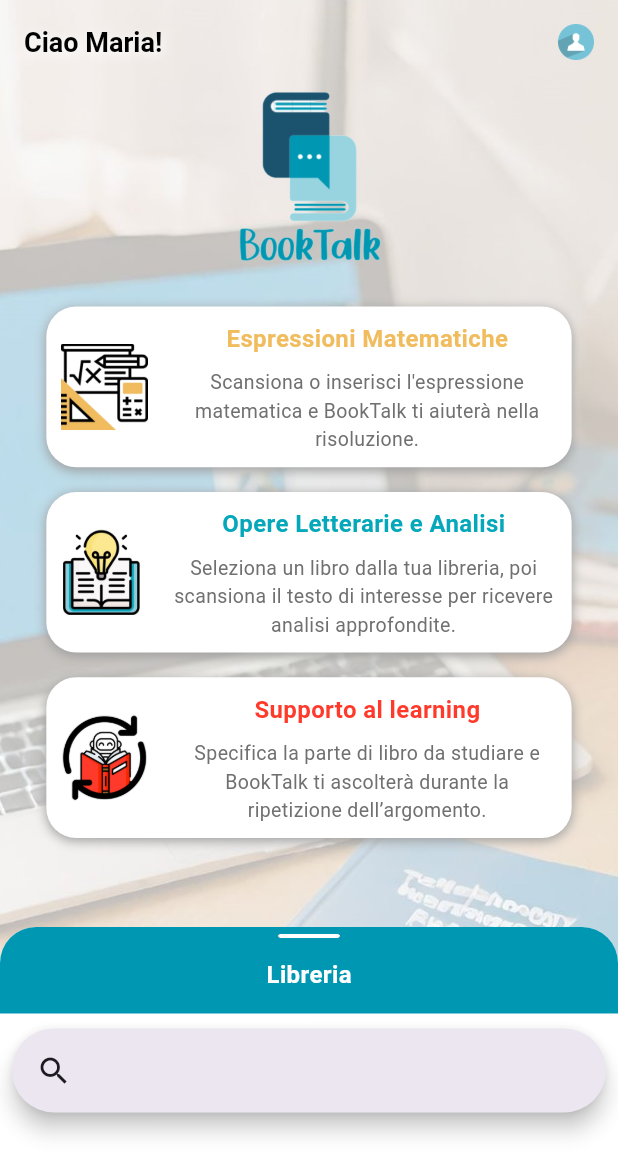
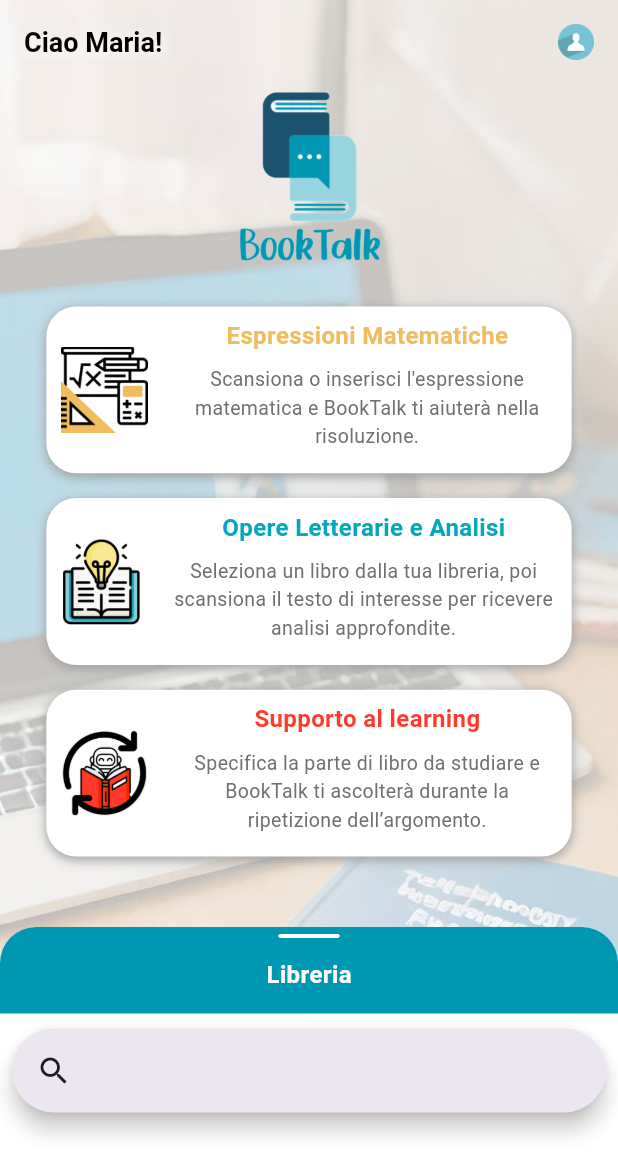
Before and after one commit to NapMarta/booktalk_app, a Flutter app: the HomepageResponsitive screen opened directly, on a phone screen of 412 x 824 dp. Shown: the top 1175 px of the screen. Run offline on Flutter 3.47's test engine with Material 3 defaults, Android fonts, the phone set to English and light mode, and no system bars; drawn by our look-alikes of auto_size_text, sliding_up_panel; our stand-ins replace fl_chart, image_picker.

Commit message:
Cambiamenti nelle statistiche

```diff
--- a/lib/homepageResponsive.dart
+++ b/lib/homepageResponsive.dart
@@ -180,7 +180,7 @@ Widget _buildFeatureCard(String iconPath, String title, String description, Void
     onTap: onPressed,
     child: Container(
       width: width * 0.85,
-      height: height * 0.13,
+      height: height * 0.135,
       decoration: BoxDecoration(
         color: Colors.white,
         borderRadius: BorderRadius.circular(20),
@@ -205,7 +205,7 @@ Widget _buildFeatureCard(String iconPath, String title, String description, Void
           ),
           Expanded(
             child: Padding(
-              padding: const EdgeInsets.all(10),
+              padding: const EdgeInsets.only(top: 8, left: 10, right: 10),
               child: Column(
                 crossAxisAlignment: CrossAxisAlignment.start,
                 children: [
@@ -232,7 +232,7 @@ Widget _buildFeatureCard(String iconPath, String title, String description, Void
                       color: Color.fromARGB(255, 112, 112, 112),
                     ),
                     textAlign: TextAlign.center,
-                    minFontSize: 12,
+                    minFontSize: 8,
                     maxLines: 3,
                   ),
                 ],
--- a/lib/statistiche.dart
+++ b/lib/statistiche.dart
@@ -53,7 +53,7 @@ class _StatisticheState extends State<Statistiche> {
           SizedBox(height: 10,),
           Text(
                 "Libro più utilizzato",
-                style: TextStyle(fontSize: size(mediaQueryData.size.width, mediaQueryData.size.height, 18), fontWeight: FontWeight.bold),
+                style: TextStyle(fontSize: size(mediaQueryData.size.width, mediaQueryData.size.height, 20), fontWeight: FontWeight.bold),
                 textAlign: TextAlign.center,
               ),
           SizedBox(height: 20,),
@@ -75,7 +75,7 @@ class _StatisticheState extends State<Statistiche> {
           SizedBox(height: 80,),
           Text(
             "Percentuale di utilizzo delle funzionalità",
-            style: TextStyle(fontSize: size(mediaQueryData.size.width, mediaQueryData.size.height, 18), fontWeight: FontWeight.bold,),
+            style: TextStyle(fontSize: size(mediaQueryData.size.width, mediaQueryData.size.height, 20), fontWeight: FontWeight.bold,),
             textAlign: TextAlign.center,
           ),
 
```
Also changed, not shown: 1 other file.
